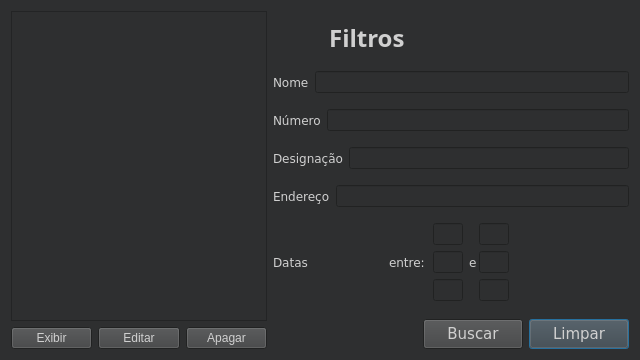
Before: the Qt Designer form bin/edit.ui in NBrcS/Payroll-System, drawn with Qt 5.
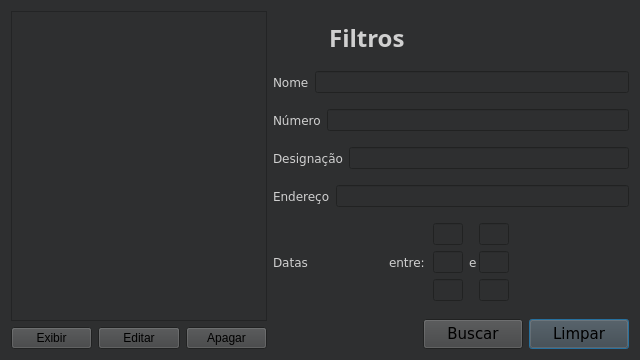
After: the same form once the commit is applied.

The edit to the form file:
```diff
--- a/bin/edit.ui
+++ b/bin/edit.ui
@@ -94,24 +94,6 @@
        </color>
       </brush>
      </colorrole>
-     <colorrole role="BrightText">
-      <brush brushstyle="SolidPattern">
-       <color alpha="255">
-        <red>255</red>
-        <green>255</green>
-        <blue>255</blue>
-       </color>
-      </brush>
-     </colorrole>
-     <colorrole role="ButtonText">
-      <brush brushstyle="SolidPattern">
-       <color alpha="255">
-        <red>0</red>
-        <green>0</green>
-        <blue>0</blue>
-       </color>
-      </brush>
-     </colorrole>
      <colorrole role="Base">
       <brush brushstyle="SolidPattern">
        <color alpha="255">
@@ -148,24 +130,6 @@
        </color>
       </brush>
      </colorrole>
-     <colorrole role="ToolTipBase">
-      <brush brushstyle="SolidPattern">
-       <color alpha="255">
-        <red>255</red>
-        <green>255</green>
-        <blue>220</blue>
-       </color>
-      </brush>
-     </colorrole>
-     <colorrole role="ToolTipText">
-      <brush brushstyle="SolidPattern">
-       <color alpha="255">
-        <red>0</red>
-        <green>0</green>
-        <blue>0</blue>
-       </color>
-      </brush>
-     </colorrole>
     </active>
     <inactive>
      <colorrole role="WindowText">
@@ -231,24 +195,6 @@
        </color>
       </brush>
      </colorrole>
-     <colorrole role="BrightText">
-      <brush brushstyle="SolidPattern">
-       <color alpha="255">
-        <red>255</red>
-        <green>51</green>
-        <blue>51</blue>
-       </color>
-      </brush>
-     </colorrole>
-     <colorrole role="ButtonText">
-      <brush brushstyle="SolidPattern">
-       <color alpha="255">
-        <red>208</red>
-        <green>208</green>
-        <blue>208</blue>
-       </color>
-      </brush>
-     </colorrole>
      <colorrole role="Base">
       <brush brushstyle="SolidPattern">
        <color alpha="255">
@@ -285,24 +231,6 @@
        </color>
       </brush>
      </colorrole>
-     <colorrole role="ToolTipBase">
-      <brush brushstyle="SolidPattern">
-       <color alpha="255">
-        <red>64</red>
-        <green>65</green>
-        <blue>66</blue>
-       </color>
-      </brush>
-     </colorrole>
-     <colorrole role="ToolTipText">
-      <brush brushstyle="SolidPattern">
-       <color alpha="255">
-        <red>208</red>
-        <green>208</green>
-        <blue>208</blue>
-       </color>
-      </brush>
-     </colorrole>
     </inactive>
     <disabled>
      <colorrole role="WindowText">
@@ -368,24 +296,6 @@
        </color>
       </brush>
      </colorrole>
-     <colorrole role="BrightText">
-      <brush brushstyle="SolidPattern">
-       <color alpha="255">
-        <red>255</red>
-        <green>255</green>
-        <blue>255</blue>
-       </color>
-      </brush>
-     </colorrole>
-     <colorrole role="ButtonText">
-      <brush brushstyle="SolidPattern">
-       <color alpha="255">
-        <red>42</red>
-        <green>42</green>
-        <blue>63</blue>
-       </color>
-      </brush>
-     </colorrole>
      <colorrole role="Base">
       <brush brushstyle="SolidPattern">
        <color alpha="255">
@@ -422,24 +332,6 @@
        </color>
       </brush>
      </colorrole>
-     <colorrole role="ToolTipBase">
-      <brush brushstyle="SolidPattern">
-       <color alpha="255">
-        <red>64</red>
-        <green>65</green>
-        <blue>66</blue>
-       </color>
-      </brush>
-     </colorrole>
-     <colorrole role="ToolTipText">
-      <brush brushstyle="SolidPattern">
-       <color alpha="255">
-        <red>208</red>
-        <green>208</green>
-        <blue>208</blue>
-       </color>
-      </brush>
-     </colorrole>
     </disabled>
    </palette>
   </property>
```
Left out of the diff: 810 changed lines with no effect on the pictures.
